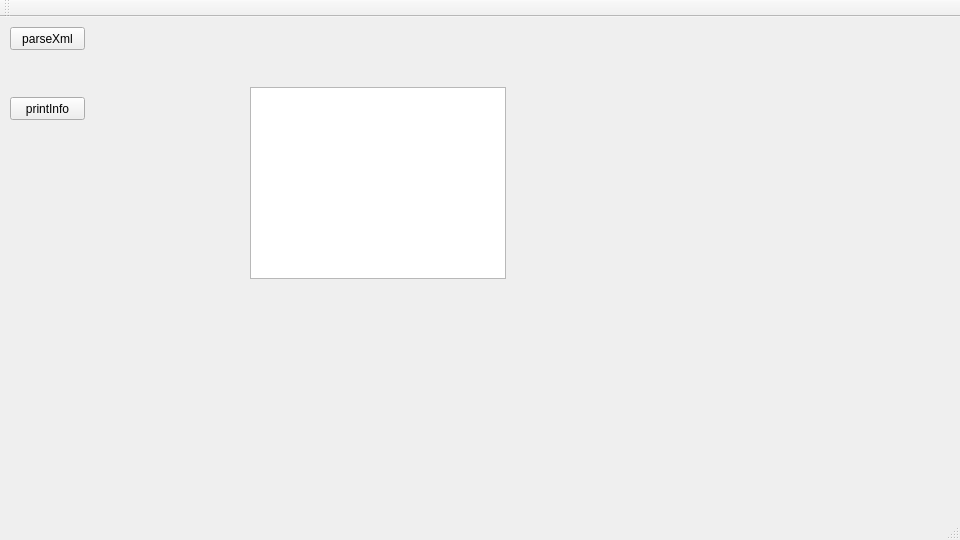
Above: QDomxmlParse/mainwindow.ui from JerryZhouyh/qt_xml_parse before the change. Below: the same form after it.
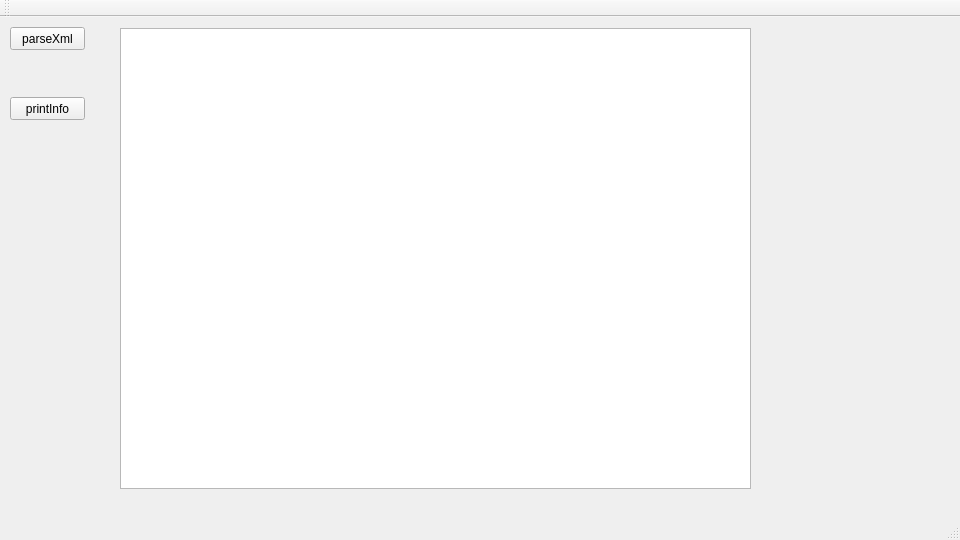
That is the form after the change.

```diff
--- a/QDomxmlParse/mainwindow.ui
+++ b/QDomxmlParse/mainwindow.ui
@@ -43,10 +43,10 @@
    <widget class="QTreeView" name="treeView">
     <property name="geometry">
      <rect>
-      <x>250</x>
-      <y>70</y>
-      <width>256</width>
-      <height>192</height>
+      <x>120</x>
+      <y>11</y>
+      <width>631</width>
+      <height>461</height>
      </rect>
     </property>
    </widget>
```
